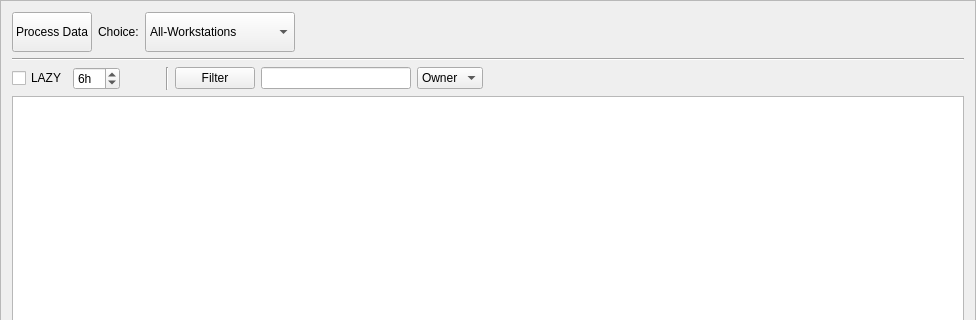
danlabici/taskcluster-worker-checker, file ui/check_status.ui: the form before one commit; both pictures show x 0 to 976 and y 0 to 320 of the 976 by 516 pixel window.
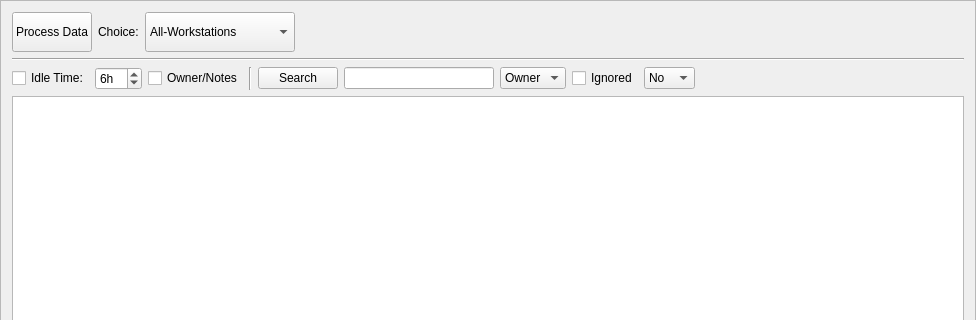
The form after the commit.

Commit message: new method to filter table, needs more work on testng

```diff
--- a/ui/check_status.ui
+++ b/ui/check_status.ui
@@ -105,7 +105,14 @@
      <item row="0" column="0">
       <widget class="QCheckBox" name="lazy_check">
        <property name="text">
-        <string>LAZY</string>
+        <string>Idle Time:</string>
+       </property>
+      </widget>
+     </item>
+     <item row="0" column="2">
+      <widget class="QCheckBox" name="owner_check">
+       <property name="text">
+        <string>Owner/Notes</string>
        </property>
       </widget>
      </item>
@@ -119,7 +126,7 @@
        </property>
       </widget>
      </item>
-     <item row="0" column="7">
+     <item row="0" column="9">
       <spacer name="horizontalSpacer_2">
        <property name="orientation">
         <enum>Qt::Horizontal</enum>
@@ -135,7 +142,7 @@
      <item row="0" column="4">
       <widget class="QPushButton" name="filter_btn">
        <property name="text">
-        <string>Filter</string>
+        <string>Search</string>
        </property>
       </widget>
      </item>
@@ -155,22 +162,6 @@
        </property>
       </widget>
      </item>
-     <item row="0" column="2">
-      <spacer name="horizontalSpacer_3">
-       <property name="orientation">
-        <enum>Qt::Horizontal</enum>
-       </property>
-       <property name="sizeType">
-        <enum>QSizePolicy::Maximum</enum>
-       </property>
-       <property name="sizeHint" stdset="0">
-        <size>
-         <width>40</width>
-         <height>20</height>
-        </size>
-       </property>
-      </spacer>
-     </item>
      <item row="0" column="6">
       <widget class="QComboBox" name="filter_combo">
        <item>
@@ -192,6 +183,27 @@
        </property>
       </widget>
      </item>
+     <item row="0" column="7">
+      <widget class="QCheckBox" name="ignore_check">
+       <property name="text">
+        <string>Ignored</string>
+       </property>
+      </widget>
+     </item>
+     <item row="0" column="8">
+      <widget class="QComboBox" name="ignore_combo">
+       <item>
+        <property name="text">
+         <string>No</string>
+        </property>
+       </item>
+       <item>
+        <property name="text">
+         <string>Yes</string>
+        </property>
+       </item>
+      </widget>
+     </item>
     </layout>
    </item>
    <item>
```
The commit also changes 1 other file.
